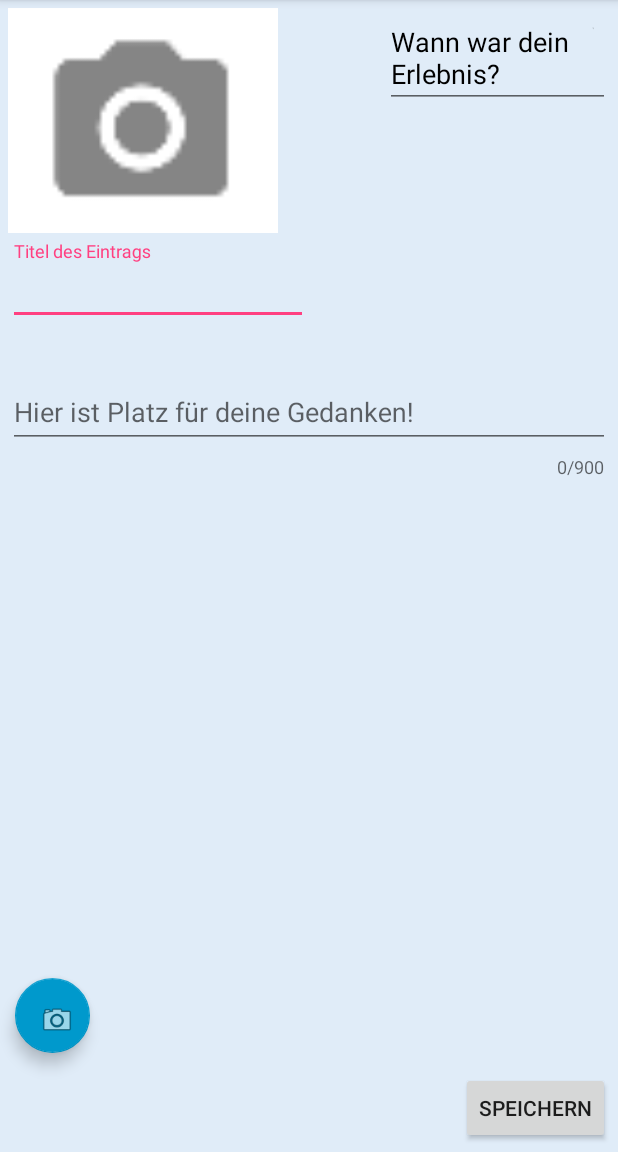
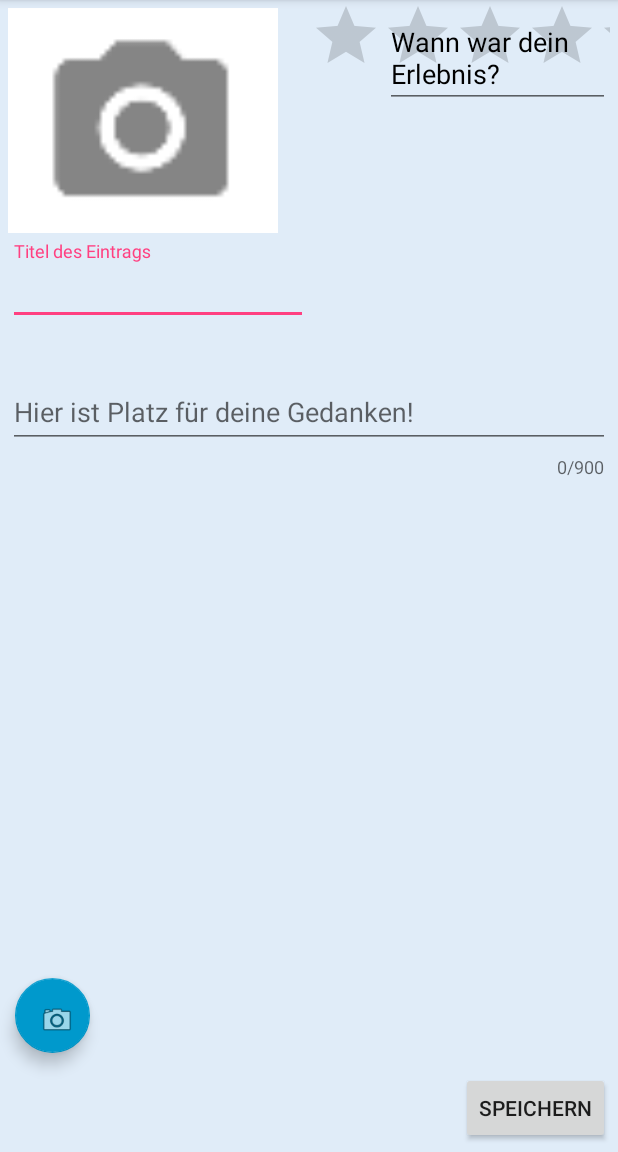
Before and after one commit to baduncle93/MobilesTagebuch, an Android app: the NeuerEintrag screen opened directly, with no data from a screen before it, on a phone screen of 412 x 824 dp, the part 84-1236 px from its top. Run offline under Robolectric (Android 15) with nearby library versions, the phone set to English and light mode, and no system bars.

Commit message:
added comments

```diff
--- a/app/src/main/java/com/example/baduncle/thediary/NeuerEintrag.java
+++ b/app/src/main/java/com/example/baduncle/thediary/NeuerEintrag.java
@@ -31,7 +31,6 @@ import java.util.Calendar;
 
 public class NeuerEintrag extends AppCompatActivity {
 
-
     private TextInputLayout titel;
     private TextInputLayout beschreibung;
     private TextView datum;
@@ -39,6 +38,7 @@ public class NeuerEintrag extends AppCompatActivity {
     final Context context=this;
     Bitmap bitmap;
     ImageView neuesbild;
+    FloatingActionButton bildbutton;
     String[] permission = {Manifest.permission.CAMERA};
     private static final int requestcode=123;
 
@@ -48,8 +48,11 @@ public class NeuerEintrag extends AppCompatActivity {
         setContentView(R.layout.activity_neuereintrag);
         titel = findViewById(R.id.layout2);
         beschreibung = findViewById(R.id.layout1);
+        datum = (TextView) findViewById(R.id.datum);
+        neuesbild= (ImageView) findViewById(R.id.neuesbild);
+        bildbutton=  findViewById(R.id.bildbutton);
 
-        datum = (TextView) findViewById(R.id.datum);
+        //Eingabefeld für Datum anzeigen
         datum.setOnClickListener(new View.OnClickListener() {
             @Override
             public void onClick(View view) {
@@ -64,6 +67,7 @@ public class NeuerEintrag extends AppCompatActivity {
             }
         });
 
+        //Datumsausgabe Formatieren
         ondatesetlistener = new DatePickerDialog.OnDateSetListener() {
             @Override
             public void onDateSet(DatePicker datePicker, int jahr, int monat, int tag) {
@@ -73,10 +77,7 @@ public class NeuerEintrag extends AppCompatActivity {
             }
         };
 
-        neuesbild= (ImageView) findViewById(R.id.neuesbild);
-        FloatingActionButton bildbutton=  findViewById(R.id.bildbutton);
-
-
+        //Bildauswahl mit Wählen des Kamerabuttons starten
         bildbutton.setOnClickListener(new View.OnClickListener() {
             @Override
             public void onClick(View view) {
@@ -87,6 +88,7 @@ public class NeuerEintrag extends AppCompatActivity {
 
     }
 
+    //Handling für Auswahl eines Bildes von Gallerie/Kamera
     public void bildwahl() {
         final CharSequence[] items = {"Kamera","Gallerie","Abbrechen"};
         AlertDialog.Builder builder= new AlertDialog.Builder(context);
@@ -126,6 +128,7 @@ public class NeuerEintrag extends AppCompatActivity {
             startActivityForResult(intent, 1);
     }
 
+    //Nach Bildauswahl durch Bediener
     @Override
     protected void onActivityResult(int requestcode,int resultcode,Intent data) {
         super.onActivityResult(requestcode,resultcode,data);
@@ -142,6 +145,8 @@ public class NeuerEintrag extends AppCompatActivity {
 
         }
     }
+
+    //Überprüfung ob Titelfeld leer ist
     private boolean titelnichtleer(){
         String titelstring = titel.getEditText().getText().toString().trim();
         if(titelstring.isEmpty()) {
@@ -153,6 +158,7 @@ public class NeuerEintrag extends AppCompatActivity {
             return true;
         }
 }
+    //Speichern der Daten, wenn alle Eingaben in Ordnung sind
     public void eingabeok(View v) {
         if(!titelnichtleer()) {
             return;
--- a/app/src/main/res/layout/activity_neuereintrag.xml
+++ b/app/src/main/res/layout/activity_neuereintrag.xml
@@ -106,9 +106,10 @@
 
     <RatingBar
         android:id="@+id/ratingBar"
-        android:layout_width="5dp"
+        android:layout_width="200dp"
         android:layout_height="wrap_content"
-        android:layout_marginEnd="16dp"
+        android:layout_marginEnd="5dp"
+        android:numStars="5"
         app:layout_constraintEnd_toEndOf="parent"
         tools:layout_editor_absoluteY="134dp" />
 
```
Lines whose indentation alone changed are shown as unchanged.
